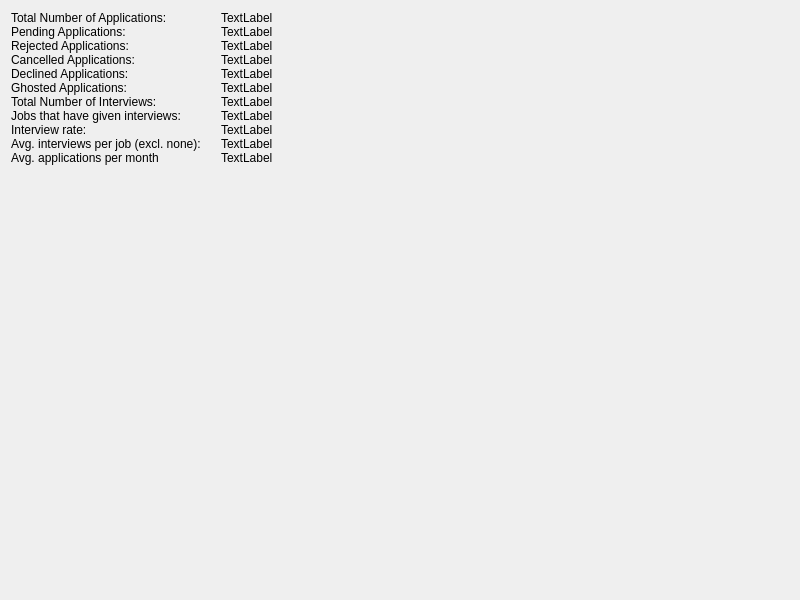
The window that JobAppTracker/QtGUI/ui/StatsWindow.ui (dwp1084/QtJobAppTracker) describes before a commit, drawn with Qt 5.
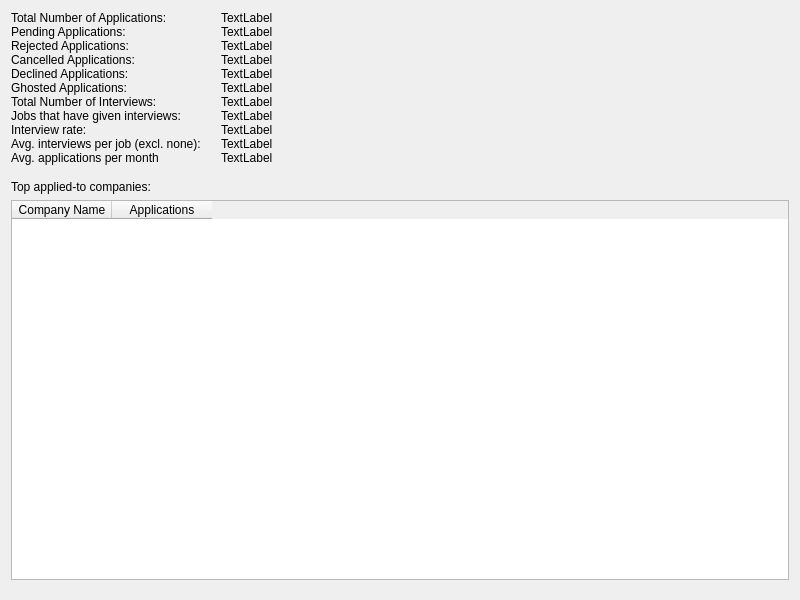
The same window after the commit.

Commit message: Added visuals for number of applications to the same company

What changed in the file:
```diff
--- a/JobAppTracker/QtGUI/ui/StatsWindow.ui
+++ b/JobAppTracker/QtGUI/ui/StatsWindow.ui
@@ -212,6 +212,51 @@
      </layout>
     </widget>
    </item>
+   <item>
+    <widget class="QWidget" name="leaderboardWidget" native="true">
+     <layout class="QVBoxLayout" name="verticalLayout">
+      <property name="leftMargin">
+       <number>0</number>
+      </property>
+      <property name="rightMargin">
+       <number>0</number>
+      </property>
+      <item>
+       <widget class="QLabel" name="label_7">
+        <property name="text">
+         <string>Top applied-to companies:</string>
+        </property>
+       </widget>
+      </item>
+      <item>
+       <widget class="QTableWidget" name="appsLeaderboard">
+        <property name="verticalScrollBarPolicy">
+         <enum>Qt::ScrollBarPolicy::ScrollBarAlwaysOff</enum>
+        </property>
+        <property name="horizontalScrollBarPolicy">
+         <enum>Qt::ScrollBarPolicy::ScrollBarAlwaysOff</enum>
+        </property>
+        <property name="sizeAdjustPolicy">
+         <enum>QAbstractScrollArea::SizeAdjustPolicy::AdjustToContents</enum>
+        </property>
+        <property name="editTriggers">
+         <set>QAbstractItemView::EditTrigger::NoEditTriggers</set>
+        </property>
+        <column>
+         <property name="text">
+          <string>Company Name</string>
+         </property>
+        </column>
+        <column>
+         <property name="text">
+          <string>Applications</string>
+         </property>
+        </column>
+       </widget>
+      </item>
+     </layout>
+    </widget>
+   </item>
   </layout>
  </widget>
  <resources/>
```
The commit also changes 7 other files.
